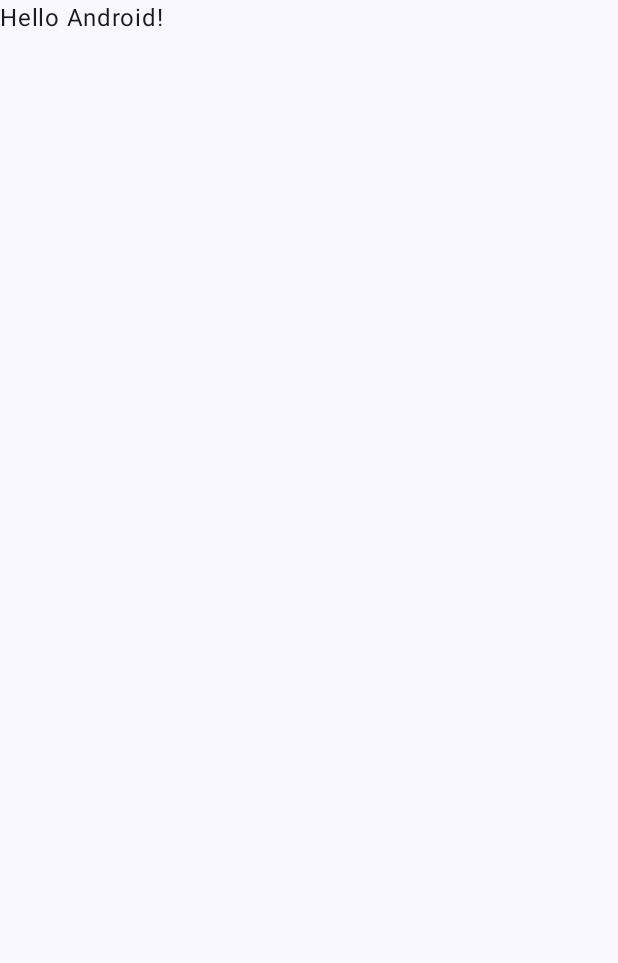
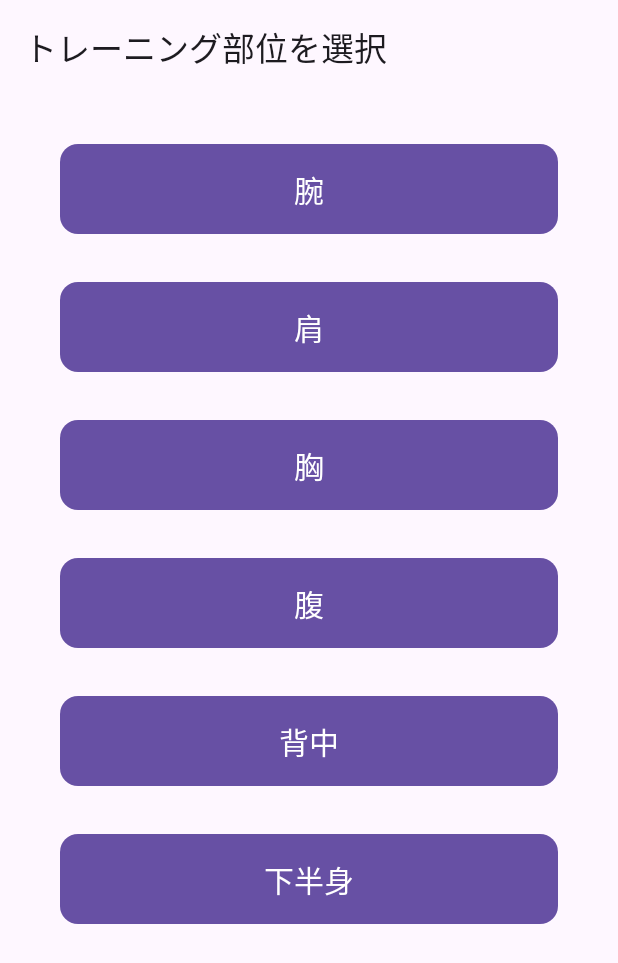
Before and after one commit to sh0-hei/training-feedback-app, an Android app built with Jetpack Compose: the screen it shows after launch (MainActivity), on a phone screen of 412 x 824 dp. Before the commit the part shown is almost empty. Shown: the top 963 px of the screen. Run offline under Robolectric (Android 15) with nearby library versions, the phone set to English and light mode, and no system bars.

Commit message:
MainActivity.kt を作成し、ナビゲーショングラフを導入

```diff
--- a/app/src/main/java/com/example/training_feedback_app/MainActivity.kt
+++ b/app/src/main/java/com/example/training_feedback_app/MainActivity.kt
@@ -3,45 +3,23 @@ package com.example.training_feedback_app
 import android.os.Bundle
 import androidx.activity.ComponentActivity
 import androidx.activity.compose.setContent
-import androidx.activity.enableEdgeToEdge
-import androidx.compose.foundation.layout.fillMaxSize
-import androidx.compose.foundation.layout.padding
-import androidx.compose.material3.Scaffold
-import androidx.compose.material3.Text
-import androidx.compose.runtime.Composable
-import androidx.compose.ui.Modifier
-import androidx.compose.ui.tooling.preview.Preview
-import com.example.training_feedback_app.ui.theme.TrainingfeedbackappTheme
+import androidx.compose.runtime.remember
+import androidx.navigation.compose.rememberNavController
+import com.example.training_feedback_app.speech.SpeechManager
+import com.example.training_feedback_app.ui.navigation.AppNavGraph
+// import com.example.training_feedback_app.ui.theme.TrainingFeedbackAppTheme
 
 class MainActivity : ComponentActivity() {
     override fun onCreate(savedInstanceState: Bundle?) {
         super.onCreate(savedInstanceState)
-        enableEdgeToEdge()
         setContent {
-            TrainingfeedbackappTheme {
-                Scaffold(modifier = Modifier.fillMaxSize()) { innerPadding ->
-                    Greeting(
-                        name = "Android",
-                        modifier = Modifier.padding(innerPadding)
-                    )
-                }
-            }
+            val navController = rememberNavController()
+            val speechManager = remember { SpeechManager(this) }
+
+            AppNavGraph(
+                navController = navController,
+                speechManager = speechManager
+            )
         }
     }
 }
-
-@Composable
-fun Greeting(name: String, modifier: Modifier = Modifier) {
-    Text(
-        text = "Hello $name!",
-        modifier = modifier
-    )
-}
-
-@Preview(showBackground = true)
-@Composable
-fun GreetingPreview() {
-    TrainingfeedbackappTheme {
-        Greeting("Android")
-    }
-}
--- a/app/src/main/java/com/example/training_feedback_app/ui/navigation/AppNavGraph.kt
+++ b/app/src/main/java/com/example/training_feedback_app/ui/navigation/AppNavGraph.kt
@@ -1,8 +1,6 @@
 package com.example.training_feedback_app.ui.navigation
 
 import androidx.compose.runtime.Composable
-import androidx.compose.runtime.remember
-import androidx.compose.ui.platform.LocalContext
 import androidx.navigation.NavHostController
 import androidx.navigation.compose.NavHost
 import androidx.navigation.compose.composable
@@ -14,7 +12,7 @@ import com.example.training_feedback_app.ui.screen.TrainingMenuScreen
 import com.example.training_feedback_app.ui.screen.CaptureScreen
 
 @Composable
-fun AppNavGraph(navController: NavHostController) {
+fun AppNavGraph(navController: NavHostController, speechManager: SpeechManager) {
     NavHost(
         navController = navController,
         startDestination = "home"
@@ -40,8 +38,6 @@ fun AppNavGraph(navController: NavHostController) {
         ) { backStackEntry ->
             val partName = backStackEntry.arguments?.getString("partName") ?: ""
             val menuName = backStackEntry.arguments?.getString("menuName") ?: ""
-            val context = LocalContext.current
-            val speechManager = remember { SpeechManager(context) }
             CaptureScreen(
                 navController = navController,
                 speechManager = speechManager,
```
